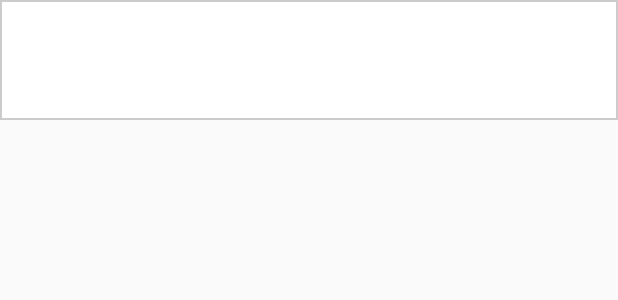
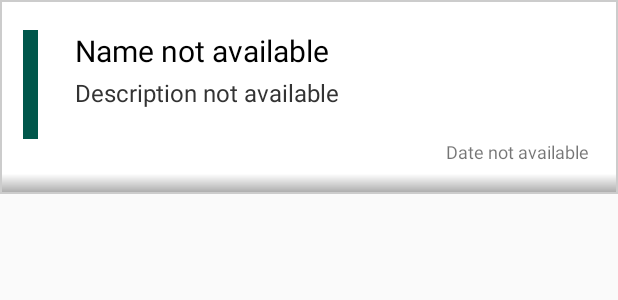
Before and after one commit to AvyChanna/csea-event-management, an Android app: the layout list_events_part.xml on its own in the app's theme, with its tools: preview values and no code run, on a phone screen of 412 x 824 dp. Shown: the top 300 px of the screen. Run offline under Robolectric (Android 15) with nearby library versions, the phone set to English and light mode, and no system bars.

Commit message:
Add list of events

```diff
--- a/CSEAEventManagement/app/src/main/AndroidManifest.xml
+++ b/CSEAEventManagement/app/src/main/AndroidManifest.xml
@@ -36,6 +36,9 @@
             android:name=".MainActivity"
             android:label="@string/app_name"
             android:theme="@style/AppTheme.NoActionBar">
+            <meta-data
+                android:name="android.support.PARENT_ACTIVITY"
+                android:value=".MainActivity" />
             <intent-filter>
                 <action android:name="android.intent.action.MAIN" />
 
--- a/CSEAEventManagement/app/src/main/res/drawable/border.xml
+++ b/CSEAEventManagement/app/src/main/res/drawable/border.xml
@@ -5,4 +5,11 @@
     <stroke
         android:width="1dp"
         android:color="#CCCCCC" />
+    <gradient
+        android:angle="90"
+        android:centerColor="#fff"
+        android:endColor="#fff"
+        android:startColor="#aaa"
+        android:type="linear"
+        android:centerY="0.1"/>
 </shape>
--- a/CSEAEventManagement/app/src/main/res/layout/list_events_part.xml
+++ b/CSEAEventManagement/app/src/main/res/layout/list_events_part.xml
@@ -2,17 +2,74 @@
 <RelativeLayout xmlns:android="http://schemas.android.com/apk/res/android"
     android:id="@+id/relativeLayout"
     android:layout_width="match_parent"
-    android:layout_height="?android:attr/listPreferredItemHeightLarge"
-    android:background="@drawable/border">
+    android:layout_height="wrap_content"
+    android:background="@drawable/border"
+    android:orientation="vertical">
+
     <TextView
-        android:id="@+id/textView"
+        android:id="@+id/name"
         android:layout_width="match_parent"
-        android:layout_height="match_parent"
-        android:gravity="center_vertical"
+        android:layout_height="wrap_content"
+        android:singleLine="true"
+        android:layout_alignParentEnd="true"
+        android:layout_alignParentTop="true"
+        android:layout_marginStart="50dp"
+        android:layout_marginTop="0dp"
+        android:ellipsize="end"
+        android:paddingStart="0dp"
+        android:paddingTop="@dimen/activity_padding_all"
+        android:paddingEnd="@dimen/activity_padding_all"
+        android:paddingBottom="3dp"
+        android:text="@string/name_not_available"
+        android:textAlignment="textStart"
+        android:textColor="#000"
+        android:textSize="20sp" />
+
+    <TextView
+        android:id="@+id/desc"
+        android:layout_width="match_parent"
+        android:layout_height="wrap_content"
+        android:layout_below="@+id/name"
+        android:layout_alignParentEnd="true"
+        android:layout_marginStart="50dp"
+        android:layout_marginTop="0dp"
+        android:ellipsize="end"
+        android:maxLines="3"
+        android:paddingStart="0dp"
+        android:paddingEnd="@dimen/activity_padding_all"
+        android:paddingBottom="@dimen/activity_padding_all"
+        android:text="@string/description_not_available"
+        android:textAlignment="textStart"
+        android:textColor="#333"
+        android:textSize="16sp" />
+    <TextView
+        android:id="@+id/date"
+        android:layout_width="match_parent"
+        android:layout_height="wrap_content"
+        android:layout_below="@+id/desc"
+        android:layout_alignParentEnd="true"
+        android:layout_marginStart="0dp"
+        android:layout_marginTop="0dp"
+        android:paddingStart="50dp"
+        android:paddingEnd="@dimen/activity_padding_all"
+        android:paddingBottom="@dimen/activity_padding_all"
+        android:text="@string/date_not_available"
+        android:textAlignment="textEnd"
+        android:textSize="12sp" />
+
+    <View
+        android:layout_width="10dp"
+        android:layout_height="0dp"
+        android:layout_alignParentStart="true"
+        android:layout_alignParentTop="true"
+        android:layout_alignTop="@+id/name"
+        android:layout_marginStart="15dp"
+        android:layout_marginTop="20dp"
+        android:layout_alignBottom="@+id/desc"
+        android:background="@color/colorPrimaryDark"
         android:paddingLeft="@dimen/activity_padding_all"
-        android:paddingTop="@dimen/activity_padding_all"
         android:paddingRight="@dimen/activity_padding_all"
         android:paddingBottom="@dimen/activity_padding_all"
-        android:textSize="16sp"/>
+        android:textSize="12sp" />
 
 </RelativeLayout>
--- a/CSEAEventManagement/app/src/main/res/values/strings.xml
+++ b/CSEAEventManagement/app/src/main/res/values/strings.xml
@@ -322,4 +322,7 @@
     <string name="title_activity_view_event">ViewEventActivity</string>
     <string name="error_not_integer">This field is not integer</string>
     <string name="error_empty_field">This field can not be empty</string>
+    <string name="name_not_available">Name not available</string>
+    <string name="description_not_available">Description not available</string>
+    <string name="date_not_available">Date not available</string>
 </resources>
--- a/CSEAEventManagement/gradle.properties
+++ b/CSEAEventManagement/gradle.properties
@@ -4,14 +4,14 @@
 # Specifies the JVM arguments used for the daemon process.
 # The setting is particularly useful for tweaking memory settings.
 # Default value: -Xmx1024m -XX:MaxPermSize=256m
-org.gradle.jvmargs=-Xms1024m -Xmx2048m
-# -XX:MaxPermSize=1024m -XX:+HeapDumpOnOutOfMemoryError -Dfile.encoding=UTF-8 -XX:+UseCompressedOops -XX:ReservedCodeCacheSize=440m -XX:+UseConcMarkSweepGC -XX:SoftRefLRUPolicyMSPerMB=50 -Dsun.io.useCanonCaches=false -Djava.net.preferIPv4Stack=true -Djna.nosys=true -da -Xlint:deprecation
+org.gradle.jvmargs=-Xms1024m -Xmx2048m -XX:MaxPermSize=1024m -XX:+HeapDumpOnOutOfMemoryError -Dfile.encoding=UTF-8 -XX:+UseCompressedOops -XX:ReservedCodeCacheSize=440m -XX:+UseConcMarkSweepGC -XX:SoftRefLRUPolicyMSPerMB=50 -Dsun.io.useCanonCaches=false -Djava.net.preferIPv4Stack=true -Djna.nosys=true -da -Xlint:deprecation
 #
 # When configured, Gradle will run in incubating parallel mode.
 # This option should only be used with decoupled projects. More details, visit
 # http://www.gradle.org/docs/current/userguide/multi_project_builds.html#sec:decoupled_projects
 
-
+org.gradle.daemon = true
+org.gradle.parallel = true
 systemProp.http.proxyPort=3128
 systemProp.http.proxyHost=202.141.80.24
 systemProp.http.proxyPassword=VeHUAbsP
```
Also changed, not shown: CSEAEventManagement/app/src/main/java/com/cseaeventmanagement/ListEventAdapter.java (+16 -10 lines), CSEAEventManagement/app/src/main/java/com/cseaeventmanagement/ListEventsActivity.java (+13 -13 lines), CSEAEventManagement/app/src/main/java/com/cseaeventmanagement/List_Event_Data_POJO.java (+12 -11 lines).
